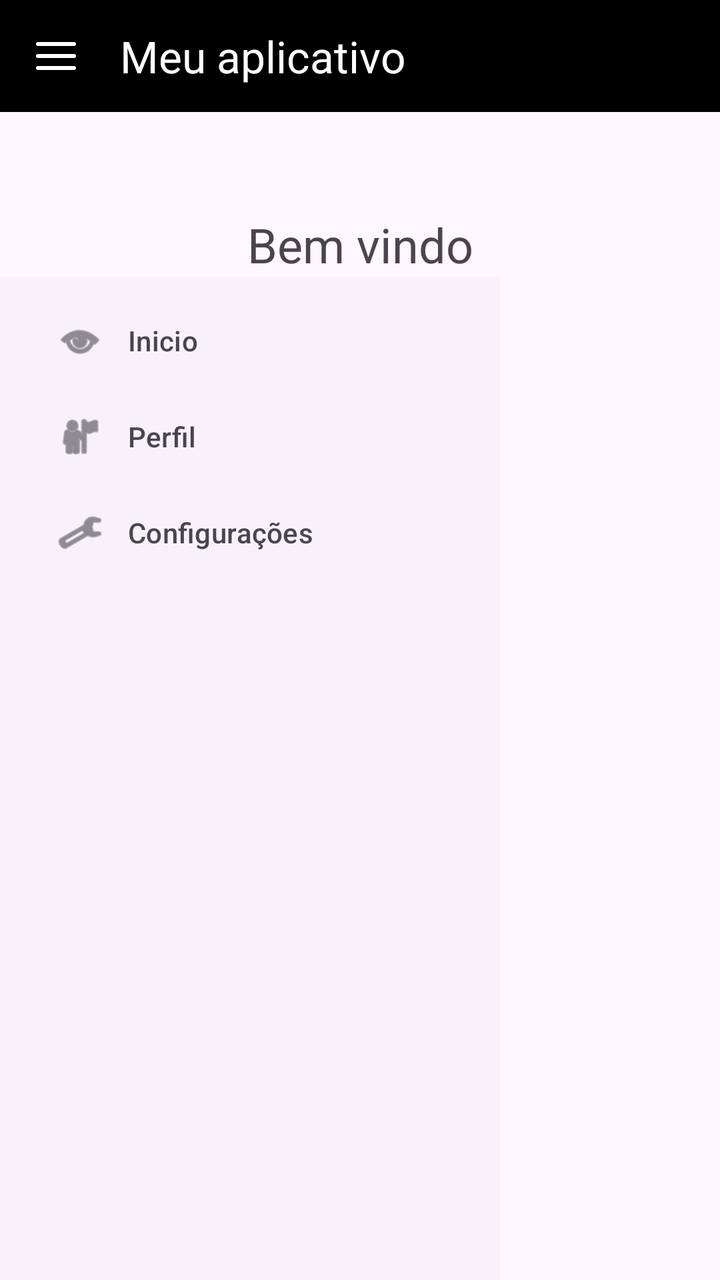
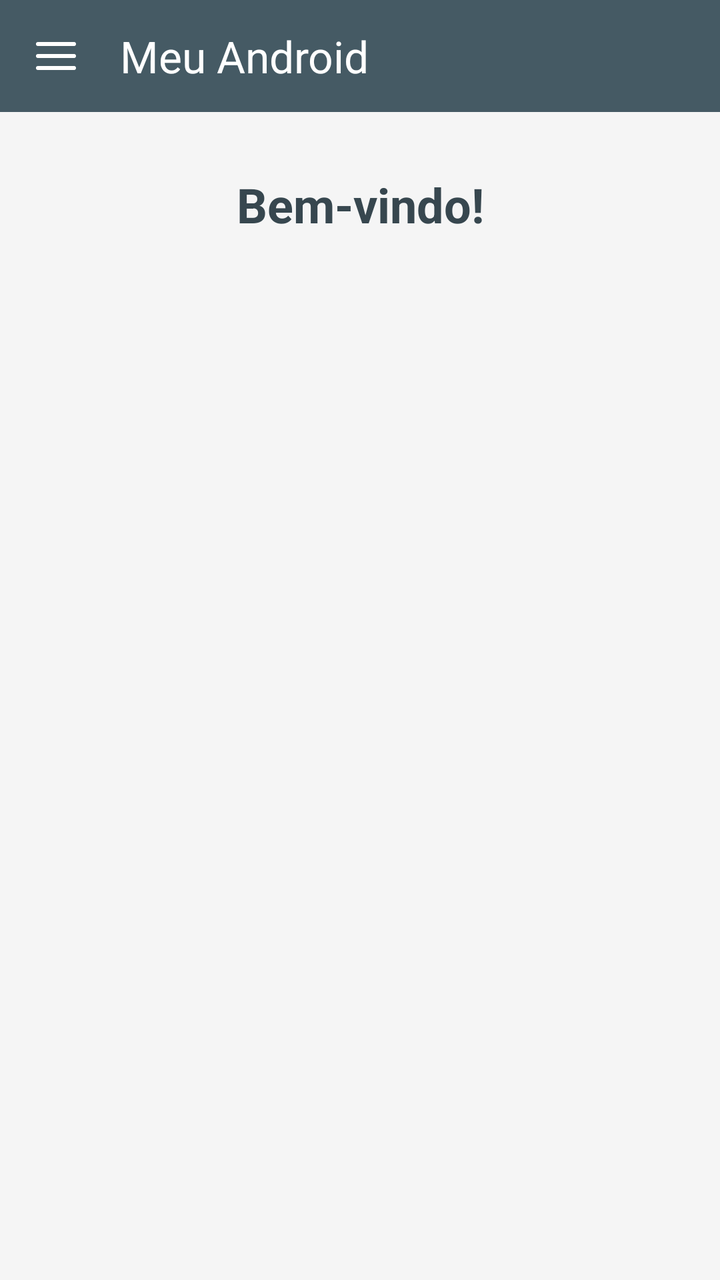

An Android layout rendered at two revisions. The XML below is the earlier revision; the diff shows what the commit changed to produce the second picture.
<!-- AndroidManifest.xml: application theme Theme.AppDrawer -->
<!-- res/layout/activity_main.xml -->
<?xml version="1.0" encoding="utf-8"?>
<androidx.drawerlayout.widget.DrawerLayout xmlns:android="http://schemas.android.com/apk/res/android"
    android:layout_height="match_parent"
    android:layout_width="match_parent"
    xmlns:app="http://schemas.android.com/apk/res-auto"
    android:id="@+id/drawer_layout">

    <LinearLayout
        android:layout_width="match_parent"
        android:layout_height="match_parent"
        android:orientation="vertical"
        android:id="@+id/main">

        <com.google.android.material.appbar.MaterialToolbar
            android:layout_width="match_parent"
            android:layout_height="56dp"
            android:background="@color/black"
            android:id="@+id/toolbar"
            app:title="Meu aplicativo"
            app:titleTextColor="@color/white"
            app:navigationIcon="@drawable/ic_menu"
            app:navigationIconTint="@color/white"

            >

        </com.google.android.material.appbar.MaterialToolbar>

        <TextView
            android:id="@+id/txtconteudo"
            android:layout_width="match_parent"
            android:layout_height="wrap_content"
            android:text="Bem vindo"
            android:layout_marginTop="50dp"
            android:textSize="24dp"
            android:textAlignment="center"/>

        <com.google.android.material.navigation.NavigationView
            android:layout_width="250dp"
            android:layout_height="match_parent"
            app:menu="@menu/navigation_drawer"
            android:layout_gravity="start"
            android:id="@+id/navigation_view">


        </com.google.android.material.navigation.NavigationView>

    </LinearLayout>

</androidx.drawerlayout.widget.DrawerLayout>
<!-- resources referenced by this layout -->
<resources>
  <color name="black">#FF000000</color>
  <color name="white">#FFFFFFFF</color>
  <!-- drawable ic_menu (drawable) -->
  <vector xmlns:android="http://schemas.android.com/apk/res/android"
      android:width="24dp"
      android:height="24dp"
      android:viewportWidth="24"
      android:viewportHeight="24">
  
      <path
          android:pathData="M3,6h18M3,12h18M3,18h18"
          android:strokeWidth="2"
          android:strokeColor="#000000"
          android:strokeLineCap="round"/>
  
  </vector>
  <style name="Theme.AppDrawer" parent="Base.Theme.AppDrawer" />
  <style name="Base.Theme.AppDrawer" parent="Theme.Material3.DayNight.NoActionBar">
          
          
      </style>
</resources>

<!-- the commit's change to res/layout/activity_main.xml (unified diff, before → after) -->
@@ -1,9 +1,11 @@
 <?xml version="1.0" encoding="utf-8"?>
-<androidx.drawerlayout.widget.DrawerLayout xmlns:android="http://schemas.android.com/apk/res/android"
+<androidx.drawerlayout.widget.DrawerLayout
+    xmlns:android="http://schemas.android.com/apk/res/android"
+    xmlns:app="http://schemas.android.com/apk/res-auto"
+    android:id="@+id/drawer_layout"
+    android:layout_width="match_parent"
     android:layout_height="match_parent"
-    android:layout_width="match_parent"
-    xmlns:app="http://schemas.android.com/apk/res-auto"
-    android:id="@+id/drawer_layout">
+    android:background="#F5F5F5">
 
     <LinearLayout
         android:layout_width="match_parent"
@@ -14,36 +16,37 @@
         <com.google.android.material.appbar.MaterialToolbar
             android:layout_width="match_parent"
             android:layout_height="56dp"
-            android:background="@color/black"
+            android:background="#455A64"
             android:id="@+id/toolbar"
-            app:title="Meu aplicativo"
+            app:title="Meu Android"
             app:titleTextColor="@color/white"
             app:navigationIcon="@drawable/ic_menu"
-            app:navigationIconTint="@color/white"
-
-            >
+            app:navigationIconTint="@color/white">
 
         </com.google.android.material.appbar.MaterialToolbar>
 
         <TextView
-            android:id="@+id/txtconteudo"
             android:layout_width="match_parent"
             android:layout_height="wrap_content"
-            android:text="Bem vindo"
-            android:layout_marginTop="50dp"
-            android:textSize="24dp"
-            android:textAlignment="center"/>
+            android:id="@+id/txtConteudo"
+            android:text="Bem-vindo!"
+            android:textSize="24sp"
+            android:textColor="#37474F"
+            android:textStyle="bold"
+            android:textAlignment="center"
+            android:layout_marginTop="30dp"
+            android:layout_marginHorizontal="16dp">
 
-        <com.google.android.material.navigation.NavigationView
-            android:layout_width="250dp"
-            android:layout_height="match_parent"
-            app:menu="@menu/navigation_drawer"
-            android:layout_gravity="start"
-            android:id="@+id/navigation_view">
-
-
-        </com.google.android.material.navigation.NavigationView>
+        </TextView>
 
     </LinearLayout>
 
+    <com.google.android.material.navigation.NavigationView
+        android:layout_width="250dp"
+        android:layout_height="match_parent"
+        app:menu="@menu/navigation_drawer"
+        android:id="@+id/navigationView"
+        android:layout_gravity="start"
+        android:background="#FFFFFF" />
+
 </androidx.drawerlayout.widget.DrawerLayout>
<!-- resource entries referenced after the edit -->
@@ -1,6 +1,5 @@
 <!-- resources referenced by this layout -->
 <resources>
-  <color name="black">#FF000000</color>
   <color name="white">#FFFFFFFF</color>
   <!-- drawable ic_menu (drawable) -->
   <vector xmlns:android="http://schemas.android.com/apk/res/android"
